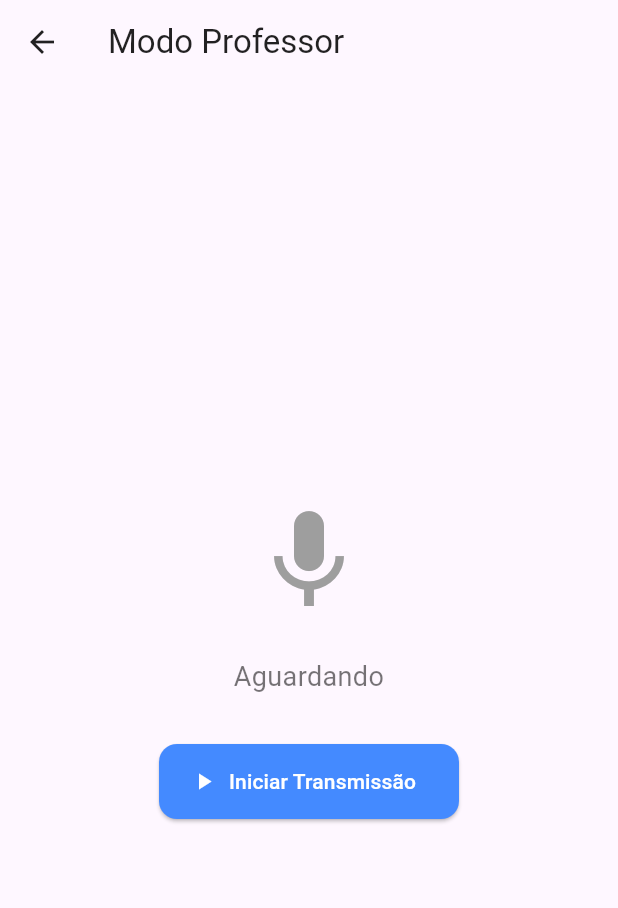
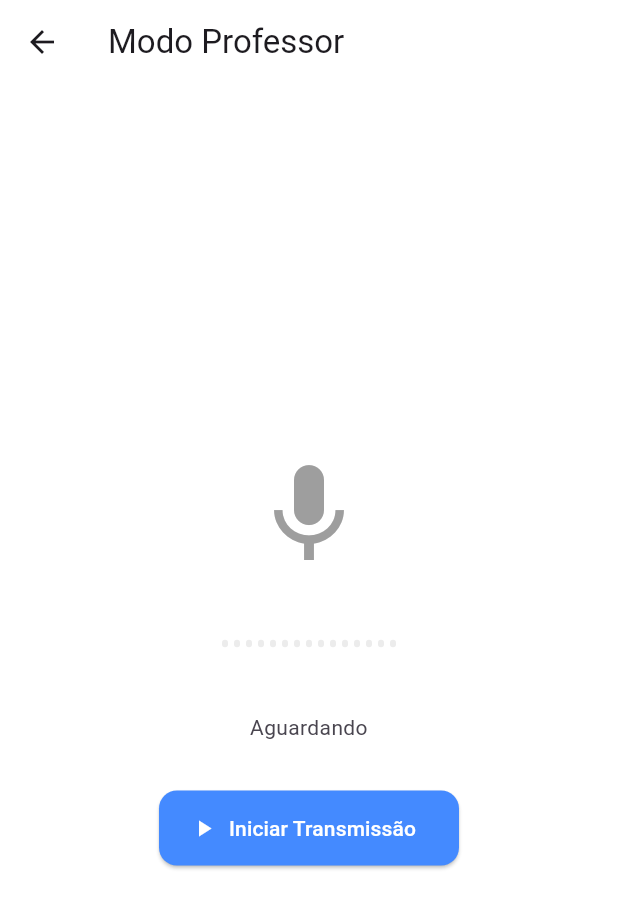
Before and after one commit to marvynmesquita/Focally, a Flutter app: the screen it shows after launch, after a tap on "Sou Professor", on a phone screen of 412 x 824 dp. Shown: the top 908 px of the screen. Run offline on Flutter 3.47's test engine with Material 3 defaults, Android fonts, the phone set to English and light mode, and no system bars; our stand-ins replace audioplayers, firebase_core, firebase_database, permission_handler, qr_flutter; missing offline and left inert: flutter_webrtc, mobile_scanner; accounts and stored records are empty; generated files the repository leaves out were written again.

Commit message:
feat: Implement background noise playback, add a sound wave visualizer, and refine WebRTC connection logic with explicit sender/receiver IDs and permission handling for the student view.

```diff
--- a/lib/main.dart
+++ b/lib/main.dart
@@ -21,9 +21,22 @@ class FocallyApp extends StatelessWidget {
     return MaterialApp(
       title: 'Focally - WebRTC Migration',
       theme: ThemeData(
+        brightness: Brightness.light,
         primarySwatch: Colors.blue,
         useMaterial3: true,
+        scaffoldBackgroundColor: Colors.white,
       ),
+      darkTheme: ThemeData(
+        brightness: Brightness.dark,
+        primarySwatch: Colors.blue,
+        useMaterial3: true,
+        scaffoldBackgroundColor: const Color(0xFF121212),
+        colorScheme: const ColorScheme.dark(
+          primary: Colors.blueAccent,
+          surface: Color(0xFF1E1E1E),
+        ),
+      ),
+      themeMode: ThemeMode.system,
       home: const HomeView(),
       debugShowCheckedModeBanner: false,
     );
--- a/lib/ui/views/home_view.dart
+++ b/lib/ui/views/home_view.dart
@@ -8,7 +8,6 @@ class HomeView extends StatelessWidget {
   @override
   Widget build(BuildContext context) {
     return Scaffold(
-      backgroundColor: Colors.white,
       body: SafeArea(
         child: Padding(
           padding: const EdgeInsets.symmetric(horizontal: 24.0, vertical: 32.0),
@@ -22,22 +21,20 @@ class HomeView extends StatelessWidget {
                 color: Colors.blueAccent,
               ),
               const SizedBox(height: 16),
-              const Text(
+              Text(
                 'Focally',
                 textAlign: TextAlign.center,
-                style: TextStyle(
-                  fontSize: 32,
+                style: Theme.of(context).textTheme.headlineLarge?.copyWith(
                   fontWeight: FontWeight.bold,
                   letterSpacing: -0.5,
                 ),
               ),
               const SizedBox(height: 8),
-              const Text(
+              Text(
                 'Transmissão de áudio sem distrações',
                 textAlign: TextAlign.center,
-                style: TextStyle(
-                  fontSize: 16,
-                  color: Colors.black54,
+                style: Theme.of(context).textTheme.bodyMedium?.copyWith(
+                  color: Theme.of(context).colorScheme.onSurfaceVariant,
                 ),
               ),
               const Spacer(),
--- /dev/null
+++ b/lib/ui/widgets/sound_wave_visualizer.dart
@@ -0,0 +1,108 @@
+import 'package:flutter/material.dart';
+import 'dart:math' as math;
+
+class SoundWaveVisualizer extends StatefulWidget {
+  final bool isActive;
+  final Color? color;
+
+  const SoundWaveVisualizer({
+    super.key,
+    required this.isActive,
+    this.color,
+  });
+
+  @override
+  State<SoundWaveVisualizer> createState() => _SoundWaveVisualizerState();
+}
+
+class _SoundWaveVisualizerState extends State<SoundWaveVisualizer> with SingleTickerProviderStateMixin {
+  late AnimationController _controller;
+  final List<double> _heights = List.generate(15, (_) => 0.2);
+  final math.Random _random = math.Random();
+
+  @override
+  void initState() {
+    super.initState();
+    _controller = AnimationController(
+      vsync: this,
+      duration: const Duration(milliseconds: 1500),
+    )..repeat();
+
+    _controller.addListener(_updateHeights);
+  }
+
+  void _updateHeights() {
+    if (widget.isActive) {
+      if (mounted) {
+        setState(() {
+          for (int i = 0; i < _heights.length; i++) {
+            // Cria um efeito de onda senoidal combinada com ruído
+            double time = _controller.value * 2 * math.pi;
+            double sine = math.sin(time + (i * 0.5));
+            _heights[i] = 0.3 + (sine.abs() * 0.4) + (_random.nextDouble() * 0.3);
+          }
+        });
+      }
+    } else {
+      if (_heights.any((h) => h > 0.1)) {
+        if (mounted) {
+           setState(() {
+            for (int i = 0; i < _heights.length; i++) {
+              _heights[i] = 0.1;
+            }
+          });
+        }
+      }
+    }
+  }
+
+  @override
+  void dispose() {
+    _controller.dispose();
+    super.dispose();
+  }
+
+  @override
+  Widget build(BuildContext context) {
+    final baseColor = widget.color ?? Colors.blueAccent;
+
+    return SizedBox(
+      height: 60,
+      child: Row(
+        mainAxisSize: MainAxisSize.min,
+        mainAxisAlignment: MainAxisAlignment.center,
+        crossAxisAlignment: CrossAxisAlignment.center,
+        children: List.generate(_heights.length, (index) {
+          return Padding(
+            padding: const EdgeInsets.symmetric(horizontal: 2),
+            child: AnimatedContainer(
+              duration: const Duration(milliseconds: 150),
+              width: 4,
+              height: 50 * _heights[index],
+              decoration: BoxDecoration(
+                gradient: widget.isActive ? LinearGradient(
+                  begin: Alignment.topCenter,
+                  end: Alignment.bottomCenter,
+                  colors: [
+                    baseColor.withOpacity(0.7),
+                    baseColor,
+                    baseColor.withOpacity(0.7),
+                  ],
+                ) : null,
+                color: widget.isActive ? null : Colors.grey.withOpacity(0.2),
+                borderRadius: BorderRadius.circular(10),
+                boxShadow: widget.isActive ? [
+                  BoxShadow(
+                    color: baseColor.withOpacity(0.3),
+                    blurRadius: 4,
+                    spreadRadius: 1,
+                  )
+                ] : null,
+              ),
+            ),
+          );
+        }),
+      ),
+    );
+  }
+}
--- a/pubspec.yaml
+++ b/pubspec.yaml
@@ -41,6 +41,7 @@ dependencies:
   mobile_scanner: ^7.2.0
   permission_handler: ^12.0.1
   uuid: ^4.5.3
+  audioplayers: ^6.1.0
 
 dev_dependencies:
   flutter_test:
```
Also changed, not shown: lib/core/services/signaling_service.dart (+18 -3 lines), lib/core/services/webrtc_service.dart (+114 -73 lines), lib/ui/views/aluno_view.dart (+123 -20 lines), lib/ui/views/professor_view.dart (+38 -33 lines), render.yaml (+3 -8 lines), pubspec.lock, 18 other files.
